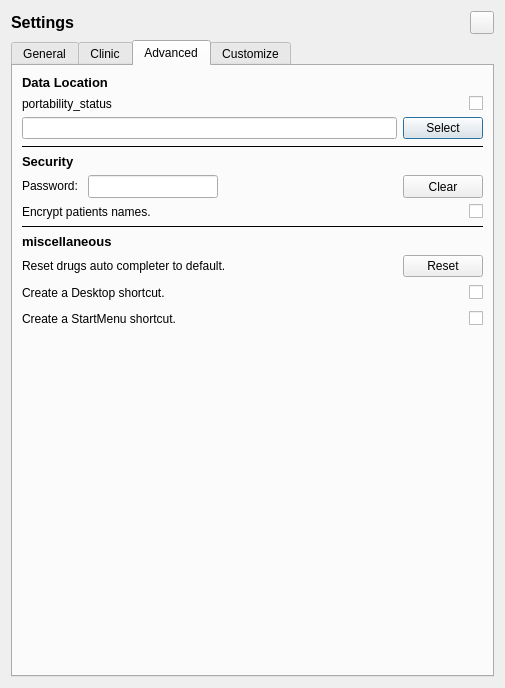
This is qtemr/settingsclass.ui in dr3mro/SmartClinic as Qt 5 draws it before an edit. The edited form follows.
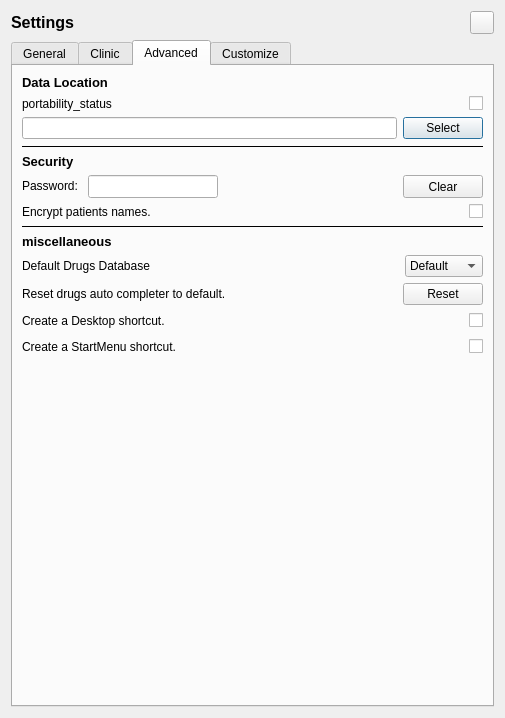
This is the edited form. The open tabs and pages were chosen to show the change. Icons and pictures are not drawn. Custom widgets are drawn as their Qt base class.

Commit message:
*  This is The new Dual Database version of the app daddd99
most of work has been done apart from the context menu of drugs need to
fix a few bugs related to data format changes

The edit to the form file:
```diff
--- a/qtemr/settingsclass.ui
+++ b/qtemr/settingsclass.ui
@@ -7,7 +7,7 @@
     <x>0</x>
     <y>0</y>
     <width>505</width>
-    <height>688</height>
+    <height>718</height>
    </rect>
   </property>
   <property name="sizePolicy">
@@ -1413,6 +1413,37 @@
         </widget>
        </item>
        <item row="9" column="0">
+        <layout class="QHBoxLayout" name="horizontalLayout_13">
+         <item>
+          <widget class="QLabel" name="label_3">
+           <property name="text">
+            <string>Default Drugs Database</string>
+           </property>
+          </widget>
+         </item>
+         <item>
+          <widget class="QComboBox" name="DrugsDatabase">
+           <property name="sizePolicy">
+            <sizepolicy hsizetype="Fixed" vsizetype="Fixed">
+             <horstretch>0</horstretch>
+             <verstretch>0</verstretch>
+            </sizepolicy>
+           </property>
+           <item>
+            <property name="text">
+             <string>Default</string>
+            </property>
+           </item>
+           <item>
+            <property name="text">
+             <string>DrugEye</string>
+            </property>
+           </item>
+          </widget>
+         </item>
+        </layout>
+       </item>
+       <item row="10" column="0">
         <layout class="QHBoxLayout" name="horizontalLayout_5">
          <item>
           <widget class="QLabel" name="label_37">
@@ -1447,7 +1478,7 @@
          </item>
         </layout>
        </item>
-       <item row="10" column="0">
+       <item row="11" column="0">
         <layout class="QHBoxLayout" name="horizontalLayout_8">
          <item>
           <widget class="QLabel" name="label_41">
@@ -1484,7 +1515,7 @@
          </item>
         </layout>
        </item>
-       <item row="11" column="0">
+       <item row="12" column="0">
         <layout class="QHBoxLayout" name="horizontalLayout_9">
          <item>
           <widget class="QLabel" name="label_42">
@@ -1521,7 +1552,7 @@
          </item>
         </layout>
        </item>
-       <item row="12" column="0">
+       <item row="13" column="0">
         <spacer name="verticalSpacer">
          <property name="orientation">
           <enum>Qt::Vertical</enum>
```
Left out of the diff: 4 changed lines with no effect on the pictures. The commit also changes 23 other files.
